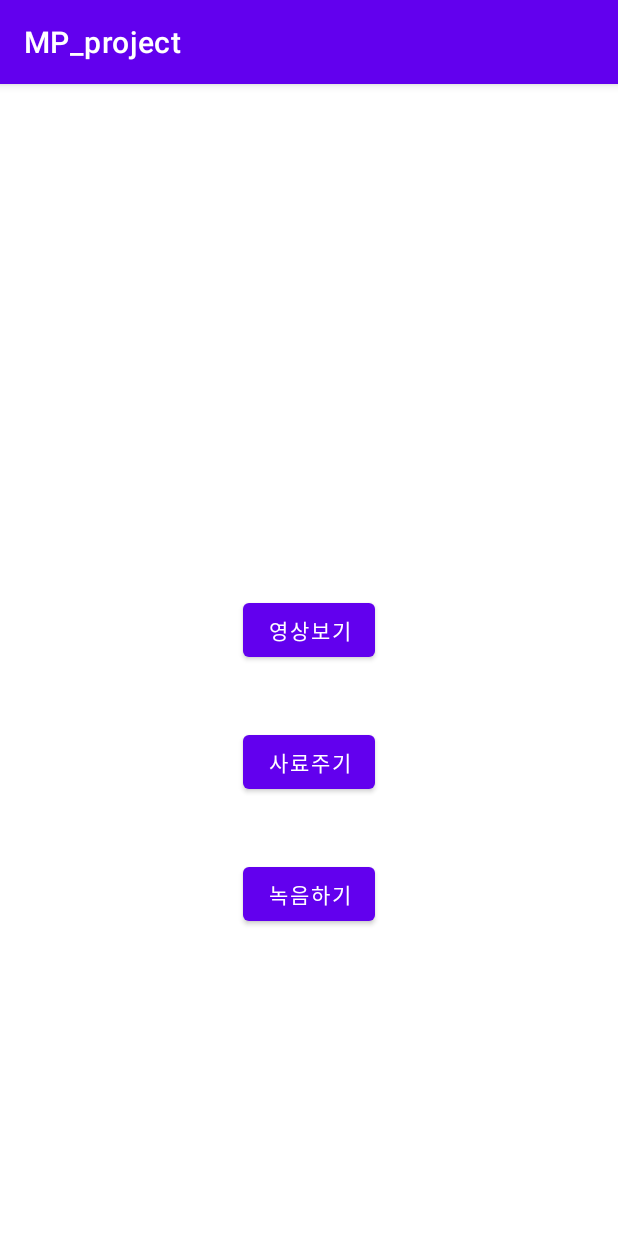
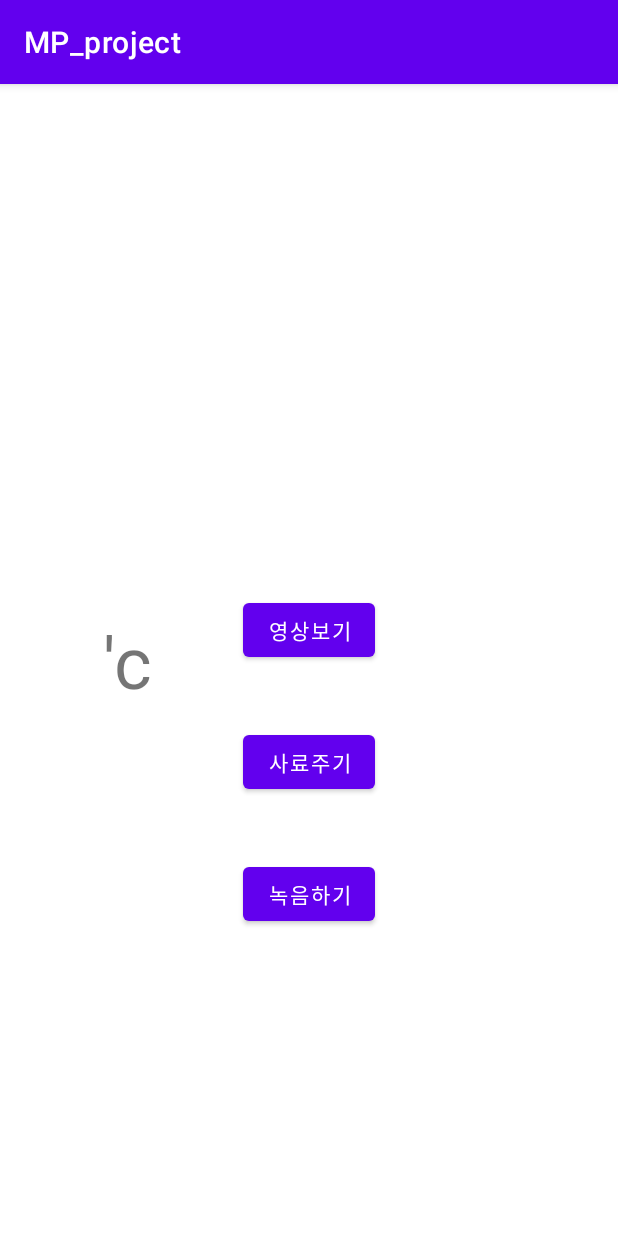
Before and after one commit to whddnjs5167/MP_project, an Android app: the screen it shows after launch (MainActivity), on a phone screen of 412 x 824 dp. Run offline under Robolectric (Android 15) with nearby library versions, the phone set to English and light mode, and no system bars.

```diff
--- a/app/build.gradle
+++ b/app/build.gradle
@@ -27,11 +27,18 @@ android {
     }
 }
 
+//firebase
+apply plugin: 'com.google.gms.google-services'
+
 dependencies {
-
     implementation 'androidx.appcompat:appcompat:1.4.1'
     implementation 'com.google.android.material:material:1.5.0'
     implementation 'androidx.constraintlayout:constraintlayout:2.1.3'
+
+    //firebase
+    implementation platform('com.google.firebase:firebase-bom:30.0.1')
+    implementation 'com.google.firebase:firebase-database'
+
     testImplementation 'junit:junit:4.13.2'
     androidTestImplementation 'androidx.test.ext:junit:1.1.3'
     androidTestImplementation 'androidx.test.espresso:espresso-core:3.4.0'
--- a/app/src/main/java/com/example/mp_project/MainActivity.java
+++ b/app/src/main/java/com/example/mp_project/MainActivity.java
@@ -6,20 +6,26 @@ import android.content.Intent;
 import android.os.Bundle;
 import android.view.View;
 import android.widget.Button;
+import android.widget.TextView;
 
 public class MainActivity extends AppCompatActivity {
 
     Button  btn1;
+
+    TextView readText;
 
     @Override
     protected void onCreate(Bundle savedInstanceState) {
         super.onCreate(savedInstanceState);
         setContentView(R.layout.activity_main);
 
+        readText = findViewById(R.id.temperatureText);
+
         btn1 = findViewById(R.id.button);
 
         btn1.setOnClickListener(new View.OnClickListener() {
             @Override
+            //Change VideoActivity
             public void onClick(View view) {
                 Intent intent = new Intent(getApplicationContext(), VideoActivity.class);
                 startActivity(intent);
--- a/app/src/main/res/layout/activity_main.xml
+++ b/app/src/main/res/layout/activity_main.xml
@@ -47,4 +47,16 @@
         tools:layout_editor_absoluteY="1dp"
         tools:srcCompat="@tools:sample/backgrounds/scenic" />
 
+    <TextView
+        android:id="@+id/temperatureText"
+        android:layout_width="wrap_content"
+        android:layout_height="wrap_content"
+        android:text="'c"
+        android:textSize="48sp"
+        app:layout_constraintBottom_toBottomOf="parent"
+        app:layout_constraintEnd_toStartOf="@+id/button"
+        app:layout_constraintHorizontal_bias="0.533"
+        app:layout_constraintStart_toStartOf="parent"
+        app:layout_constraintTop_toTopOf="parent" />
+
 </androidx.constraintlayout.widget.ConstraintLayout>
--- a/build.gradle
+++ b/build.gradle
@@ -2,6 +2,7 @@
 plugins {
     id 'com.android.application' version '7.1.3' apply false
     id 'com.android.library' version '7.1.3' apply false
+    id 'com.google.gms.google-services' version '4.3.10' apply false
 }
 
 task clean(type: Delete) {
```
Also changed, not shown: 1 other file.
